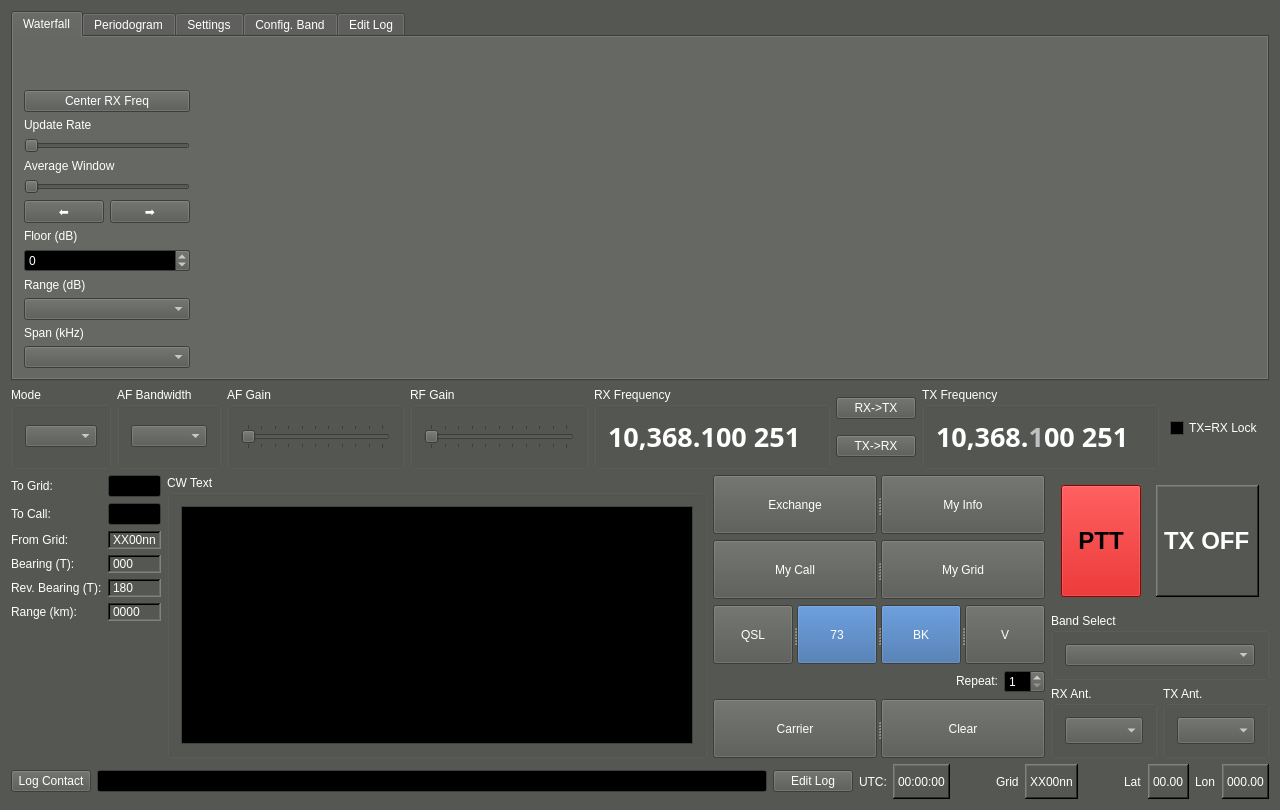
The window that qtgui/mainwindow.ui (kb1vc/SoDaRadio) describes before a commit, drawn with Qt 5.
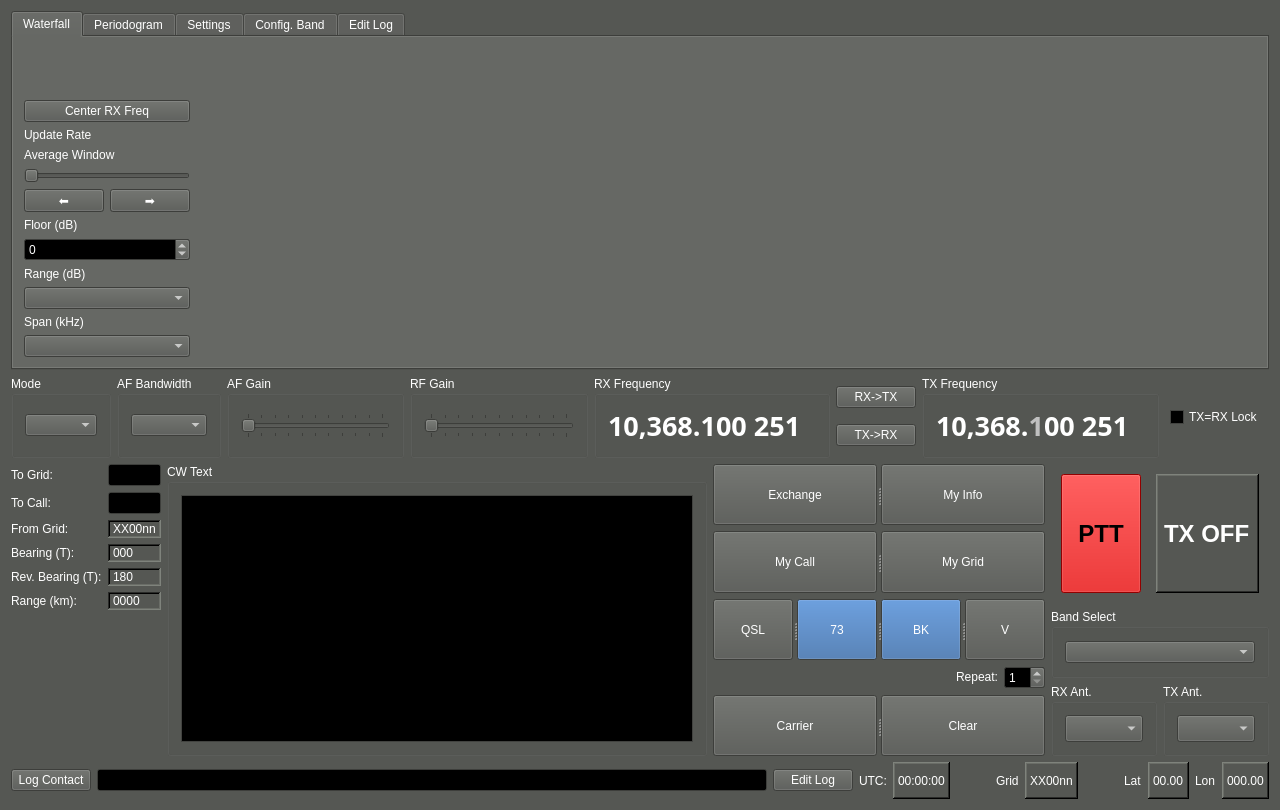
The same window after the commit. Custom widgets are drawn as their Qt base class.

The edit to the form file:
```diff
--- a/qtgui/mainwindow.ui
+++ b/qtgui/mainwindow.ui
@@ -498,19 +498,6 @@
               </property>
              </widget>
             </item>
-            <item>
-             <widget class="QSlider" name="wf_updateRate_sl">
-              <property name="minimum">
-               <number>1</number>
-              </property>
-              <property name="maximum">
-               <number>11</number>
-              </property>
-              <property name="orientation">
-               <enum>Qt::Horizontal</enum>
-              </property>
-             </widget>
-            </item>
             <item>
              <widget class="QLabel" name="label_15">
               <property name="text">
```
